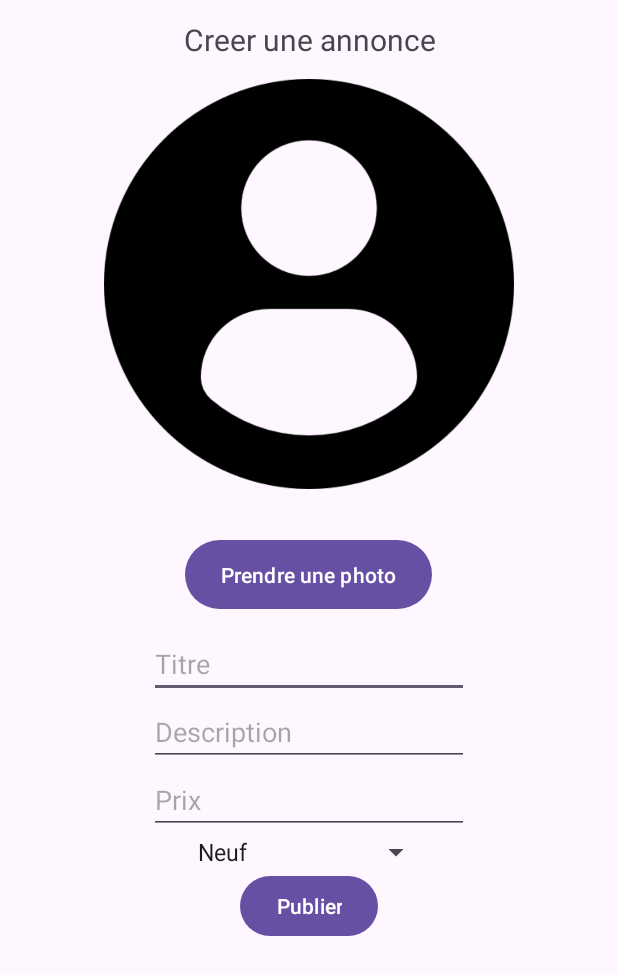
After one commit to BeignetBoyy/Projet-Fil-Rouge-R411, an Android app: the CreateAnnonce screen opened directly, with no data from a screen before it, on a phone screen of 412 x 824 dp. The commit adds this screen. Shown: the top 975 px of the screen. Run offline under Robolectric (Android 15) with nearby library versions, the phone set to English and light mode, and no system bars.

Commit message:
implementation creation annonce + Camera 👍

```diff
--- /dev/null
+++ b/app/src/main/java/iut/r411/filrouge/CreateAnnonce.java
@@ -0,0 +1,83 @@
+package iut.r411.filrouge;
+
+import androidx.appcompat.app.AppCompatActivity;
+import androidx.fragment.app.FragmentTransaction;
+
+import android.content.Intent;
+import android.content.pm.PackageManager;
+import android.graphics.Bitmap;
+import android.os.Bundle;
+import android.util.Log;
+import android.view.View;
+import android.widget.ArrayAdapter;
+import android.widget.Button;
+import android.widget.EditText;
+import android.widget.ImageView;
+import android.widget.Spinner;
+import android.widget.Toast;
+public class CreateAnnonce extends AppCompatActivity implements IPictureActivity {
+
+    private Bitmap picture;
+    private PictureFragment pictureFragment;
+
+    @Override
+    protected void onCreate(Bundle savedInstanceState) {
+        super.onCreate(savedInstanceState);
+        setContentView(R.layout.activity_create_annonce);
+
+        pictureFragment = (PictureFragment) getSupportFragmentManager().findFragmentById(R.id.fragmentPicture);
+        if(pictureFragment == null){
+            pictureFragment = new PictureFragment();
+            FragmentTransaction transaction = getSupportFragmentManager().beginTransaction();
+            transaction.replace(R.id.fragmentPicture, pictureFragment);
+            transaction.addToBackStack(null);
+            transaction.commit();
+        }
+
+        Spinner mySpinner = findViewById(R.id.spinner);
+        mySpinner.setAdapter(new ArrayAdapter<Etat>(this, android.R.layout.simple_spinner_item, Etat.values()));
+
+        Button publier_button = findViewById(R.id.publier_button);
+        publier_button.setOnClickListener(new View.OnClickListener() {
+            @Override
+            public void onClick(View v) {
+                Log.d("CLICK", "CLICK ! 👍");
+            }
+        });
+    }
+
+    @Override
+    public void onRequestPermissionsResult(int requestCode, String[] permissions, int[] grantResults) {
+        super.onRequestPermissionsResult(requestCode, permissions, grantResults);
+        switch (requestCode) {
+            case REQUEST_CAMERA: {
+                if (grantResults.length > 0 && grantResults[0] == PackageManager.PERMISSION_GRANTED) {
+                    Toast toast = Toast.makeText(getApplicationContext(), "CAMERA autorisation 👍", Toast.LENGTH_LONG);
+                    toast.show();
+                    pictureFragment.takePicture();
+                } else {
+                    Toast toast = Toast.makeText(getApplicationContext(), "CAMERA autorisation 👎", Toast.LENGTH_LONG);
+                    toast.show();
+                }
+            }
+            break;
+        }
+    }
+
+    @Override
+    protected void onActivityResult(int requestCode, int resultCode, Intent data){
+        super.onActivityResult(requestCode,resultCode,data);
+        if(requestCode == REQUEST_CAMERA){
+            if(resultCode == RESULT_OK){
+                picture = (Bitmap) data.getExtras().get("data");
+                pictureFragment.setImage(picture);
+            }else if(resultCode == RESULT_CANCELED){
+                Toast toast = Toast.makeText(getApplicationContext(), "Picture Canceled", Toast.LENGTH_LONG);
+                toast.show();
+            }else{
+                Toast toast = Toast.makeText(getApplicationContext(), "Action Failed", Toast.LENGTH_LONG);
+                toast.show();
+            }
+        }
+    }
+}
--- a/app/src/main/java/iut/r411/filrouge/HttpAsyncGet.java
+++ b/app/src/main/java/iut/r411/filrouge/HttpAsyncGet.java
@@ -22,7 +22,7 @@ import java.util.concurrent.Executors;
  * @author Frédéric RALLO - March 2023
  */
 public class HttpAsyncGet<T>{
-    private static final String TAG = "fred " + HttpAsyncGet.class.getSimpleName();    //Pour affichage en cas d'erreur
+    private static final String TAG = "R411 " + HttpAsyncGet.class.getSimpleName();    //Pour affichage en cas d'erreur
     private final Class<T> clazz;
     private List<T> itemList;
     private final HttpHandler webService;
@@ -78,7 +78,7 @@ public class HttpAsyncGet<T>{
                 // lecture du fichier
                 InputStream inputStream = new BufferedInputStream(connection.getInputStream());
                 response = convertStreamToString(inputStream);
-                Log.d("HTTP", "aaaa");
+                Log.d("HTTP", "connexion OK");
             } catch (MalformedURLException e) {
                 Log.e(TAG, "MalformedURLException: " + e.getMessage());
             } catch (ProtocolException e) {
@@ -99,7 +99,7 @@ public class HttpAsyncGet<T>{
             try {
                 while ((line = reader.readLine()) != null) {
                     stringBuilder.append(line).append('\n');
-                    Log.e(TAG,line);
+                    Log.i(TAG,line);
                 }
             }
             catch (IOException e) {  e.printStackTrace();   }
--- /dev/null
+++ b/app/src/main/java/iut/r411/filrouge/IPictureActivity.java
@@ -0,0 +1,5 @@
+package iut.r411.filrouge;
+
+public interface IPictureActivity {
+    int REQUEST_CAMERA = 100;
+}
--- /dev/null
+++ b/app/src/main/java/iut/r411/filrouge/PictureFragment.java
@@ -0,0 +1,55 @@
+package iut.r411.filrouge;
+
+import android.Manifest;
+import android.content.Intent;
+import android.content.pm.PackageManager;
+import android.graphics.Bitmap;
+import android.os.Bundle;
+import android.provider.MediaStore;
+import android.view.LayoutInflater;
+import android.view.View;
+import android.view.ViewGroup;
+import android.widget.ImageView;
+
+import androidx.core.app.ActivityCompat;
+import androidx.core.content.ContextCompat;
+import androidx.fragment.app.Fragment;
+
+public class PictureFragment extends Fragment {
+    ImageView imageView;
+
+    public PictureFragment(){}
+
+    @Override
+    public View onCreateView(LayoutInflater inflater, ViewGroup container, Bundle saveInstanceState){
+        View rootView = inflater.inflate(R.layout.fragment_picture, container, false);
+
+        imageView = rootView.findViewById(R.id.imageView);
+        rootView.findViewById(R.id.button).setOnClickListener(new View.OnClickListener() {
+            @Override
+            public void onClick(View v) {
+                if(ContextCompat.checkSelfPermission(getContext(), Manifest.permission.CAMERA) == PackageManager.PERMISSION_DENIED){
+                    ActivityCompat.requestPermissions(getActivity(), new String[] {Manifest.permission.CAMERA},
+                            IPictureActivity.REQUEST_CAMERA);
+                }else{
+                    takePicture();
+                }
+            }
+        });
+
+        return rootView;
+    }
+
+    public void takePicture() {
+        Intent intent = new Intent(MediaStore.ACTION_IMAGE_CAPTURE);
+        getActivity().startActivityForResult(intent, IPictureActivity.REQUEST_CAMERA);
+    }
+
+    public void setImage(Bitmap bitmap){
+        imageView.setImageBitmap(bitmap);
+    }
+
+    public ImageView getImageView() {
+        return imageView;
+    }
+}
--- a/app/src/main/java/iut/r411/filrouge/Utilisateur.java
+++ b/app/src/main/java/iut/r411/filrouge/Utilisateur.java
@@ -23,6 +23,7 @@ public class Utilisateur implements Parcelable {
 
     public Utilisateur(){
         super();
+        Log.d("ANNONCES", annonces.toString());
     }
 
     //Constructeur de la classe
--- /dev/null
+++ b/app/src/main/res/layout/activity_create_annonce.xml
@@ -0,0 +1,57 @@
+<?xml version="1.0" encoding="utf-8"?>
+<LinearLayout xmlns:android="http://schemas.android.com/apk/res/android"
+    xmlns:app="http://schemas.android.com/apk/res-auto"
+    xmlns:tools="http://schemas.android.com/tools"
+    android:layout_width="match_parent"
+    android:layout_height="match_parent"
+    android:orientation="vertical"
+    tools:context=".CreateAnnonce">
+
+    <FrameLayout
+        android:id="@+id/fragmentPicture"
+        android:layout_width="match_parent"
+        android:layout_height="400dp"
+        android:layout_marginBottom="10dp"
+        android:layout_marginTop="10dp"
+        />
+
+    <EditText
+        android:id="@+id/titre_add"
+        android:layout_width="wrap_content"
+        android:layout_height="wrap_content"
+        android:layout_gravity="center"
+        android:ems="10"
+        android:hint="Titre"/>
+
+    <EditText
+        android:id="@+id/description_add"
+        android:layout_width="wrap_content"
+        android:layout_height="wrap_content"
+        android:layout_gravity="center"
+        android:ems="10"
+        android:hint="Description"/>
+
+    <EditText
+        android:id="@+id/prix_add"
+        android:layout_width="wrap_content"
+        android:layout_height="wrap_content"
+        android:layout_gravity="center"
+        android:ems="10"
+        android:hint="Prix" />
+
+
+    <Spinner
+        android:id="@+id/spinner"
+        android:layout_width="wrap_content"
+        android:layout_height="wrap_content"
+        android:layout_gravity="center"/>
+
+    <Button
+        android:id="@+id/publier_button"
+        android:layout_width="wrap_content"
+        android:layout_height="wrap_content"
+        android:layout_gravity="center"
+        android:text="Publier" />
+
+
+</LinearLayout>
--- /dev/null
+++ b/app/src/main/res/layout/fragment_picture.xml
@@ -0,0 +1,35 @@
+<?xml version="1.0" encoding="utf-8"?>
+<LinearLayout xmlns:android="http://schemas.android.com/apk/res/android"
+    android:layout_width="match_parent"
+    android:layout_height="match_parent"
+    xmlns:tools="http://schemas.android.com/tools"
+    android:gravity="center"
+    android:orientation="vertical"
+    tools:context=".PictureFragment">
+
+
+    <TextView
+        android:id="@+id/labelinfo"
+        android:layout_width="match_parent"
+        android:layout_height="wrap_content"
+        android:layout_weight="1"
+        android:text="Creer une annonce"
+        android:gravity="center"
+        android:textSize="20sp"/>
+
+    <ImageView
+        android:id="@+id/imageView"
+        android:layout_width="match_parent"
+        android:layout_height="0dp"
+        android:layout_weight="50"
+        android:src="@drawable/profil"
+        android:layout_marginTop="10dp"/>
+
+    <Button
+        android:id="@+id/button"
+        android:layout_width="wrap_content"
+        android:layout_height="wrap_content"
+        android:layout_weight="1"
+        android:text="Prendre une photo"
+        android:layout_marginTop="30dp"/>
+</LinearLayout>
```
Also changed, not shown: app/src/main/AndroidManifest.xml (+11 -7 lines), app/src/main/java/iut/r411/filrouge/MainActivity.java (+11 -0 lines), app/src/main/java/iut/r411/filrouge/UserActivity.java (+3 -5 lines).
